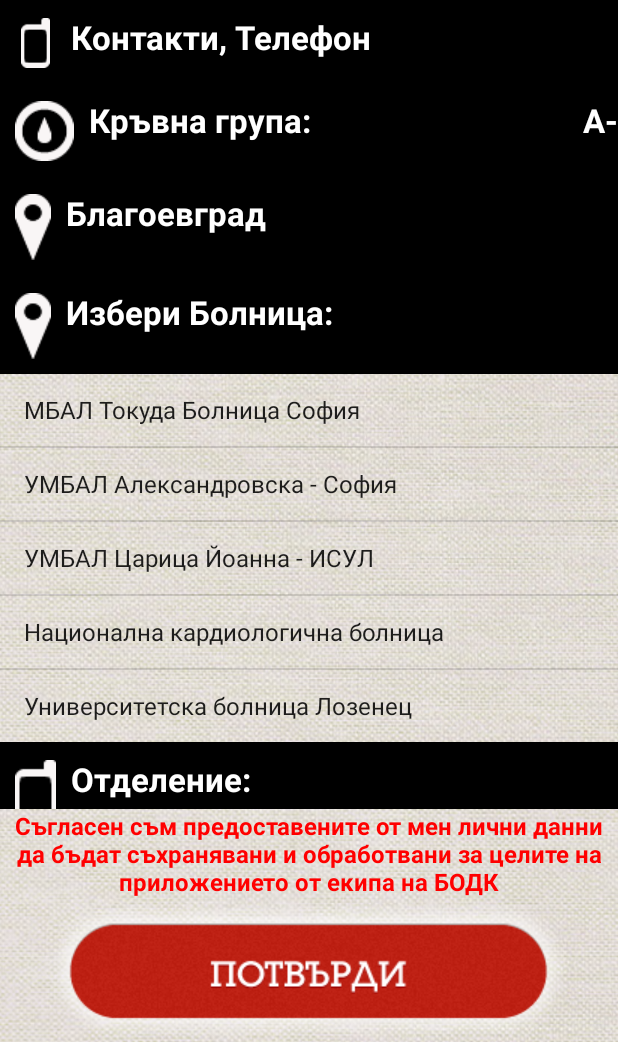
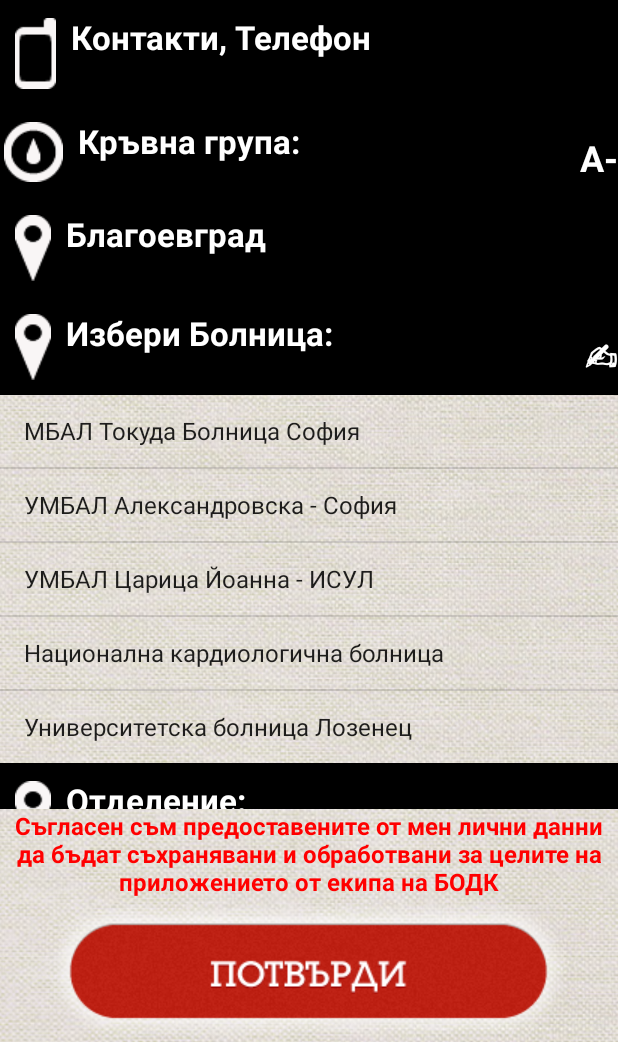
Before and after one commit to Bzahov98/GiveBlood, an Android app: the RegHelpMeActivity screen opened directly, with no data from a screen before it, after a tap on "Избери Болница:", on a phone screen of 412 x 824 dp, the part 194-1236 px from its top. Run offline under Robolectric (Android 15) with nearby library versions, the phone set to English and light mode, and no system bars; 2 other taps on this screen came first.

Commit message:
Added a hand

```diff
--- a/GiveBlood/app/src/main/java/digimark/giveblood/RegHelpMeActivity.java
+++ b/GiveBlood/app/src/main/java/digimark/giveblood/RegHelpMeActivity.java
@@ -153,11 +153,12 @@ public class RegHelpMeActivity extends AppCompatActivity {
 
 		department_header = findViewById(R.id.header5_department);
 		((TextView) department_header.findViewById(R.id.view_head)).setText("Отделение:");
-			department_context = ((TextView) findViewById(R.id.child5_depart).findViewById(R.id.listview_childItem));
+		((ImageView) department_header.findViewById(R.id.head_icon)).setImageResource(R.drawable.mestopolojenieicn);
+		department_context = ((TextView) findViewById(R.id.child5_depart).findViewById(R.id.listview_childItem));
 			department_context.setText("Отделение:");
 
 		description_header = findViewById(R.id.header6_description);
-		((ImageView) description_header.findViewById(R.id.head_icon)).setImageResource(R.drawable.kolichestvoicn);
+		((ImageView) description_header.findViewById(R.id.head_icon)).setImageResource(R.drawable.mestopolojenieicn);
 		((TextView) description_header.findViewById(R.id.view_head)).setText("Описание:");
 			description_context = ((TextView) findViewById(R.id.child6_descr).findViewById(R.id.listview_childItem));
 			description_context.setText("Описание: ");
@@ -193,6 +194,7 @@ public class RegHelpMeActivity extends AppCompatActivity {
 
 				((TextView) town_header.findViewById(R.id.view_head)).setText(itemValue);
 				town_content.setVisibility(View.GONE);
+				((TextView) town_header.findViewById(R.id.head_extra_text_view)).setText("");
 
 				city = itemValue;
 			}
@@ -220,7 +222,8 @@ public class RegHelpMeActivity extends AppCompatActivity {
 				String itemValue = (String) hospitals_listView.getItemAtPosition(position);
 
 				((TextView) hospital_header.findViewById(R.id.view_head)).setText(itemValue);
-				hospitals_listView.setVisibility(View.GONE);
+				hospital_content.setVisibility(View.GONE);
+				((TextView) hospital_header.findViewById(R.id.head_extra_text_view)).setText("");
 
 				hospital = itemValue;
 			}
@@ -239,18 +242,29 @@ public class RegHelpMeActivity extends AppCompatActivity {
 
 	}
 
-	private void setClicks(View header, final View content)
+	private void setClicks(final View header, final View content)
 	{
 		header.setOnClickListener(new View.OnClickListener() {
 			@Override
 			public void onClick(View v) {
 
+				TextView temp = (TextView) header.findViewById(R.id.head_extra_text_view);
+
 				if(content.getVisibility() == View.VISIBLE)
 				{
 					content.setVisibility(View.GONE);
-				}else
+					if(temp.getText().equals("✍"))
+					{
+						temp.setText("");
+					}
+				}
+				else
 				{
 					content.setVisibility(View.VISIBLE);
+					if(temp.getText().equals(""))
+					{
+						temp.setText("✍");
+					}
 				}
 
 			}
@@ -385,7 +399,7 @@ public class RegHelpMeActivity extends AppCompatActivity {
 		protected Void doInBackground(String... params) {
 			try {
 
-				URL url = new URL("http://192.168.88.150/GiveBlood/register_consumer.php");
+				URL url = new URL("http://192.168.1.118/GiveBlood/register_consumer.php");
 				HttpURLConnection connection = (HttpURLConnection)url.openConnection();
 
 				cv.put(TAG_NAME, nameValue);
--- a/GiveBlood/app/src/main/res/layout/activity_reg_pomognimi_acticity.xml
+++ b/GiveBlood/app/src/main/res/layout/activity_reg_pomognimi_acticity.xml
@@ -42,6 +42,9 @@
         android:orientation="vertical">
         <include
             layout="@layout/list_group_heading"
+            android:layout_width="wrap_content"
+            android:layout_height="wrap_content"
+            android:layout_alignParentTop="true"
             android:id="@+id/header1_contacts"
             />
         <RelativeLayout
@@ -85,6 +88,7 @@
             android:id="@+id/header2_bloodtype"
             android:layout_height="wrap_content"
             android:layout_width="wrap_content"
+            android:layout_marginLeft="-7dp"
             layout="@layout/list_group_heading"
             />
 
--- a/GiveBlood/app/src/main/res/layout/list_group_heading.xml
+++ b/GiveBlood/app/src/main/res/layout/list_group_heading.xml
@@ -36,13 +36,13 @@
         android:textStyle="bold"
         android:background="#000"
         android:paddingTop="10dp"
-        android:textColor="#FFFFFF"
+        android:textColor="#fff"
+        android:textSize="24dp"
         android:layout_height="wrap_content"
         android:text=""
         android:textAppearance="?android:attr/textAppearanceLarge"
+        android:layout_centerVertical="true"
         android:layout_alignParentRight="true"
-        android:layout_alignParentEnd="true"
-        android:layout_alignParentStart="false"
-        android:layout_alignParentLeft="false"/>
+        android:layout_alignParentEnd="true" />
 
 </RelativeLayout>
```
Also changed, not shown: GiveBlood/app/src/main/AndroidManifest.xml (+12 -5 lines).
